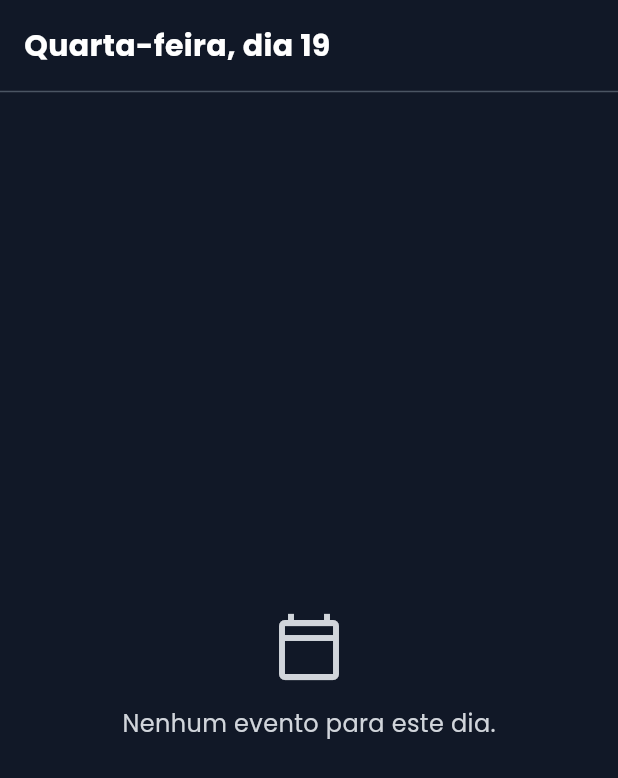
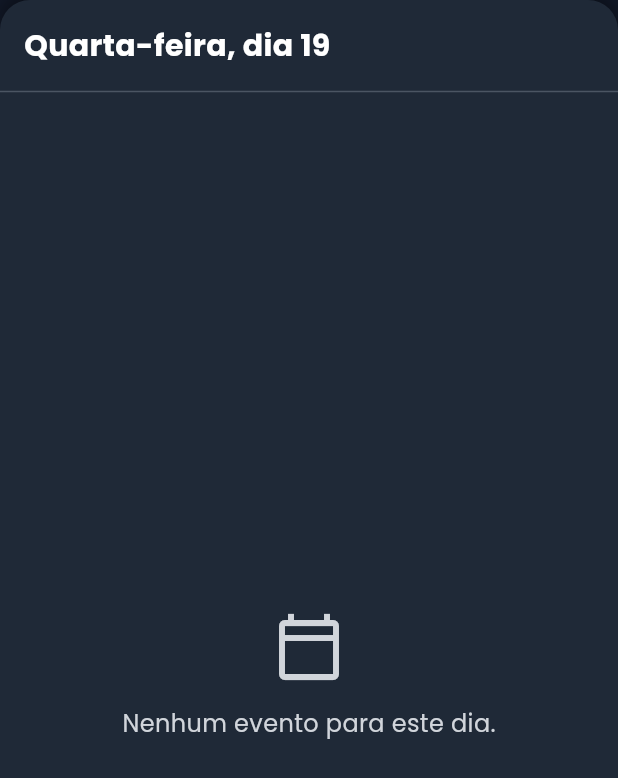
Before and after one commit to gmalickovski/sincroapp_flutter, a Flutter app: the DayDetailPanel widget shown alone on an empty page, opened directly with empty values, on a phone screen of 412 x 824 dp. Shown: the top 778 px of the screen. Run offline on Flutter 3.47's test engine with Material 3 defaults, Android fonts, the phone set to English and light mode, and no system bars; our stand-ins replace cloud_firestore, cloud_functions, equatable, firebase_ai, firebase_auth, firebase_core and 9 more; missing offline and left inert: firebase_app_check; accounts and stored records are empty; network calls fail.

Commit message:
atualizações em geral: Calendar, Botão e etc

```diff
--- a/lib/features/calendar/presentation/widgets/day_detail_panel.dart
+++ b/lib/features/calendar/presentation/widgets/day_detail_panel.dart
@@ -53,11 +53,25 @@ class DayDetailPanel extends StatelessWidget {
     // A verificação "if (selectedDay == null)" foi REMOVIDA.
     // O widget agora pressupõe que 'selectedDay' é válido.
     // --- FIM DA CORREÇÃO ---
-
     final formattedDate = toBeginningOfSentenceCase(
         DateFormat("EEEE, 'dia' d", 'pt_BR').format(selectedDay));
 
-    return Column(
+    // --- INÍCIO DA MUDANÇA: Adiciona Container para o "Sheet" ---
+    // Envolvemos o conteúdo em um Container para dar a ele uma aparência
+    // de "gaveta" com cantos arredondados no topo.
+    return Container(
+      decoration: const BoxDecoration(
+        color: AppColors.cardBackground,
+        borderRadius: BorderRadius.vertical(top: Radius.circular(20)),
+        boxShadow: [
+          BoxShadow(
+            color: Colors.black38,
+            blurRadius: 10,
+            offset: Offset(0, -5),
+          ),
+        ],
+      ),
+      child: Column(
         crossAxisAlignment: CrossAxisAlignment.start,
         children: [
           Padding(
@@ -83,15 +97,6 @@ class DayDetailPanel extends StatelessWidget {
                     padding: const EdgeInsets.symmetric(horizontal: 8.0),
                     child: VibrationPill(vibrationNumber: personalDayNumber!),
                   ),
-              // --- MUDANÇA (TAREFA 1): Botão de adicionar tarefa removido ---
-              // IconButton(
-              //   icon: const Icon(Icons.add_circle_outline,
-              //       color: AppColors.primary),
-              //   tooltip:
-              //       'Adicionar Tarefa para ${DateFormat('dd/MM').format(selectedDay!)}',
-              //   onPressed: onAddTask,
-              // ),
-              // --- FIM MUDANÇA ---
               ],
             ),
           ),
@@ -100,17 +105,16 @@ class DayDetailPanel extends StatelessWidget {
             child: events.isEmpty
                 ? _buildEmptyStateMobile()
                 : ListView.separated(
-                  controller: scrollController,
+                    controller: scrollController, // Usa o controller passado
                     padding:
                         const EdgeInsets.symmetric(horizontal: 16, vertical: 0),
                     shrinkWrap: true,
                     itemCount: events.length,
-                  separatorBuilder: (_, __) =>
-                      const SizedBox(height: 0), // TaskItem controla o padding
+                    separatorBuilder: (_, __) => const SizedBox(
+                        height: 0), // TaskItem controla o padding
                     itemBuilder: (context, index) {
                       final event = events[index];
                       if (event is TaskModel) {
-                      // --- MUDANÇA: Usar onTaskTap e remover callbacks antigos ---
                         return TaskItem(
                           key: ValueKey('task_${event.id}'),
                           task: event,
@@ -118,29 +122,18 @@ class DayDetailPanel extends StatelessWidget {
                               onToggleTask(event, isCompleted),
                           onTap: () =>
                               onTaskTap(event), // Chama o callback principal
-                        // Flags de exibição (mantidos)
                           showGoalIconFlag: true,
                           showTagsIconFlag: true,
                           showVibrationPillFlag: true,
-                        // Padding customizado (mantido)
                           verticalPaddingOverride: 4.0,
                         );
-                      // --- FIM MUDANÇA ---
                       }
-                    // --- MUDANÇA (TAREFA 3): Bloco do JournalEntry removido ---
-                    // if (event is JournalEntry) {
-                    //   return _JournalListItem(
-                    //     key: ValueKey('journal_${event.id}'),
-                    //     entry: event,
-                    //     onTap: () => onJournalTap(event),
-                    //   );
-                    // }
-                    // --- FIM MUDANÇA ---
                       return const SizedBox.shrink();
                     },
                   ),
           ),
         ],
+      ),
     );
   }
 
```
Also changed, not shown: lib/features/assistant/widgets/expanding_assistant_fab.dart (+49 -2 lines), lib/features/calendar/presentation/calendar_screen.dart (+16 -5 lines), lib/features/dashboard/presentation/dashboard_screen.dart (+2 -7 lines). Lines whose indentation alone changed are shown as unchanged.
